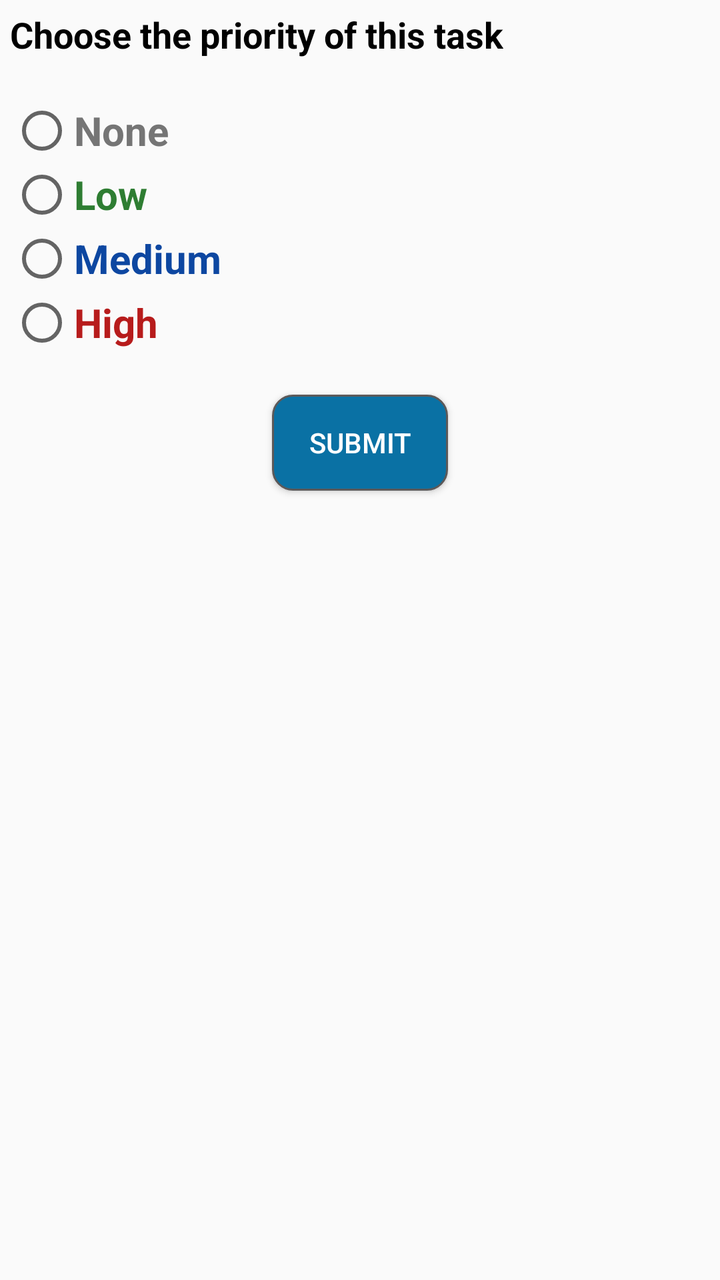
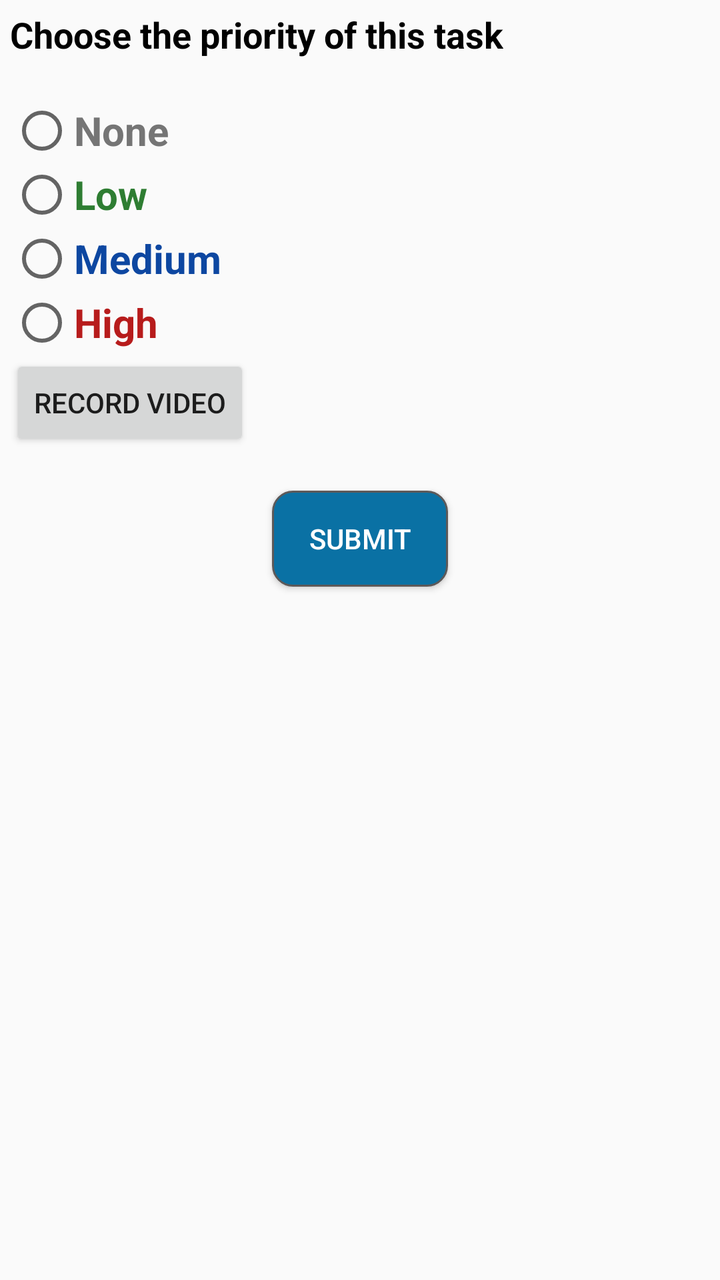

Two renders of the same Android screen: before a commit and after it. Below are the layout's source before the change and the commit's diff.
<!-- AndroidManifest.xml: application theme AppTheme -->
<!-- res/layout/task_fragment3.xml -->
<?xml version="1.0" encoding="utf-8"?>
<LinearLayout xmlns:android="http://schemas.android.com/apk/res/android"
    android:layout_width="match_parent"
    android:layout_height="match_parent"
    android:orientation="vertical"
    android:padding="5sp">

    <TextView
        android:id="@+id/textView2"
        android:layout_width="wrap_content"
        android:layout_height="wrap_content"
        android:text="Choose the priority of this task"
        android:textColor="#000"
        android:layout_gravity="left"
        android:textStyle="bold"
        android:textSize="18sp"/>

    <LinearLayout
        android:layout_marginTop="20dp"
        android:layout_width="match_parent"
        android:layout_height="wrap_content"
        android:orientation="horizontal">

        <RadioGroup
            android:id="@+id/radioGroup"
            android:layout_width="wrap_content"
            android:layout_height="wrap_content"
            android:layout_centerInParent="true"
            android:layout_gravity="center"
            android:orientation="vertical">

            <RadioButton
                android:id="@+id/none"
                android:layout_width="wrap_content"
                android:layout_height="wrap_content"
                android:textColor="@color/grey_600"
                android:textStyle="bold"
                android:textSize="20sp"
                android:text="None " />

            <RadioButton
                android:id="@+id/low"
                android:layout_width="wrap_content"
                android:layout_height="wrap_content"
                android:textColor="@color/green_800"
                android:textStyle="bold"
                android:textSize="20sp"
                android:text="Low " />

            <RadioButton
                android:id="@+id/Medium"
                android:layout_width="wrap_content"
                android:layout_height="wrap_content"
                android:textColor="@color/blue_900"
                android:textStyle="bold"
                android:textSize="20sp"
                android:text="Medium " />

            <RadioButton
                android:id="@+id/High"
                android:layout_width="wrap_content"
                android:layout_height="wrap_content"
                android:textColor="@color/red_900"
                android:textStyle="bold"
                android:textSize="20sp"
                android:text="High " />
        </RadioGroup>
    </LinearLayout>
    <Button
        android:layout_marginTop="20dp"
        android:layout_width="wrap_content"
        android:text="Submit"
        android:id="@+id/adduser"
        android:layout_gravity="center"
        android:textColor="#fff"
        android:background="@drawable/button_background"
        android:layout_height="wrap_content" />



</LinearLayout>
<!-- resources referenced by this layout -->
<resources>
  <color name="blue_900">#0D47A1</color>
  <color name="green_800">#2E7D32</color>
  <color name="grey_600">#757575</color>
  <color name="red_900">#B71C1C</color>
  <!-- drawable button_background (drawable) -->
  <?xml version="1.0" encoding="utf-8"?>
  <selector xmlns:android="http://schemas.android.com/apk/res/android">
      <item>
  
          <shape android:shape="rectangle">
              <solid android:color="#0a71a4"/>
              <stroke android:color="#5c5959"
                  android:width="1dp"/>
              <corners android:radius="10dp"/>
  
          </shape>
  
      </item>
  
  </selector>
  <style name="AppTheme" parent="Theme.AppCompat.Light.DarkActionBar">
          
          <item name="windowNoTitle">true</item>
          <item name="windowActionBar">false</item>
          <item name="colorPrimary">@color/light_blue_800</item>
          <item name="colorPrimaryDark">@color/colorPrimaryDark</item>
          <item name="colorAccent">@color/colorAccent</item>
      </style>
  <color name="light_blue_800">#0277bd</color>
  <color name="colorPrimaryDark">#303F9F</color>
  <color name="colorAccent">#000105</color>
</resources>

<!-- the commit's change to res/layout/task_fragment3.xml (unified diff, before → after) -->
@@ -9,16 +9,16 @@
         android:id="@+id/textView2"
         android:layout_width="wrap_content"
         android:layout_height="wrap_content"
+        android:layout_gravity="left"
         android:text="Choose the priority of this task"
         android:textColor="#000"
-        android:layout_gravity="left"
-        android:textStyle="bold"
-        android:textSize="18sp"/>
+        android:textSize="18sp"
+        android:textStyle="bold" />
 
     <LinearLayout
-        android:layout_marginTop="20dp"
         android:layout_width="match_parent"
         android:layout_height="wrap_content"
+        android:layout_marginTop="20dp"
         android:orientation="horizontal">
 
         <RadioGroup
@@ -33,49 +33,63 @@
                 android:id="@+id/none"
                 android:layout_width="wrap_content"
                 android:layout_height="wrap_content"
+                android:text="None "
                 android:textColor="@color/grey_600"
-                android:textStyle="bold"
                 android:textSize="20sp"
-                android:text="None " />
+                android:textStyle="bold" />
 
             <RadioButton
                 android:id="@+id/low"
                 android:layout_width="wrap_content"
                 android:layout_height="wrap_content"
+                android:text="Low "
                 android:textColor="@color/green_800"
-                android:textStyle="bold"
                 android:textSize="20sp"
-                android:text="Low " />
+                android:textStyle="bold" />
 
             <RadioButton
                 android:id="@+id/Medium"
                 android:layout_width="wrap_content"
                 android:layout_height="wrap_content"
+                android:text="Medium "
                 android:textColor="@color/blue_900"
-                android:textStyle="bold"
                 android:textSize="20sp"
-                android:text="Medium " />
+                android:textStyle="bold" />
 
             <RadioButton
                 android:id="@+id/High"
                 android:layout_width="wrap_content"
                 android:layout_height="wrap_content"
+                android:text="High "
                 android:textColor="@color/red_900"
-                android:textStyle="bold"
                 android:textSize="20sp"
-                android:text="High " />
+                android:textStyle="bold" />
         </RadioGroup>
     </LinearLayout>
+
+
+    <LinearLayout
+        android:layout_width="match_parent"
+        android:layout_height="wrap_content">
+
+        <Button
+            android:id="@+id/record"
+            android:layout_width="wrap_content"
+            android:layout_height="wrap_content"
+            android:text="Record Video" />
+
+
+    </LinearLayout>
+
     <Button
+        android:id="@+id/adduser"
+        android:layout_width="wrap_content"
+        android:layout_height="wrap_content"
+        android:layout_gravity="center"
         android:layout_marginTop="20dp"
-        android:layout_width="wrap_content"
+        android:background="@drawable/button_background"
         android:text="Submit"
-        android:id="@+id/adduser"
-        android:layout_gravity="center"
-        android:textColor="#fff"
-        android:background="@drawable/button_background"
-        android:layout_height="wrap_content" />
-
+        android:textColor="#fff" />
 
 
 </LinearLayout>
<!-- resource entries referenced after the edit -->
@@ -10,10 +10,9 @@
       <item>
   
           <shape android:shape="rectangle">
-              <solid android:color="#0a71a4"/>
-              <stroke android:color="#5c5959"
-                  android:width="1dp"/>
-              <corners android:radius="10dp"/>
+              <solid android:color="#0a71a4" />
+              <stroke android:width="1dp" android:color="#5c5959" />
+              <corners android:radius="10dp" />
   
           </shape>
   
